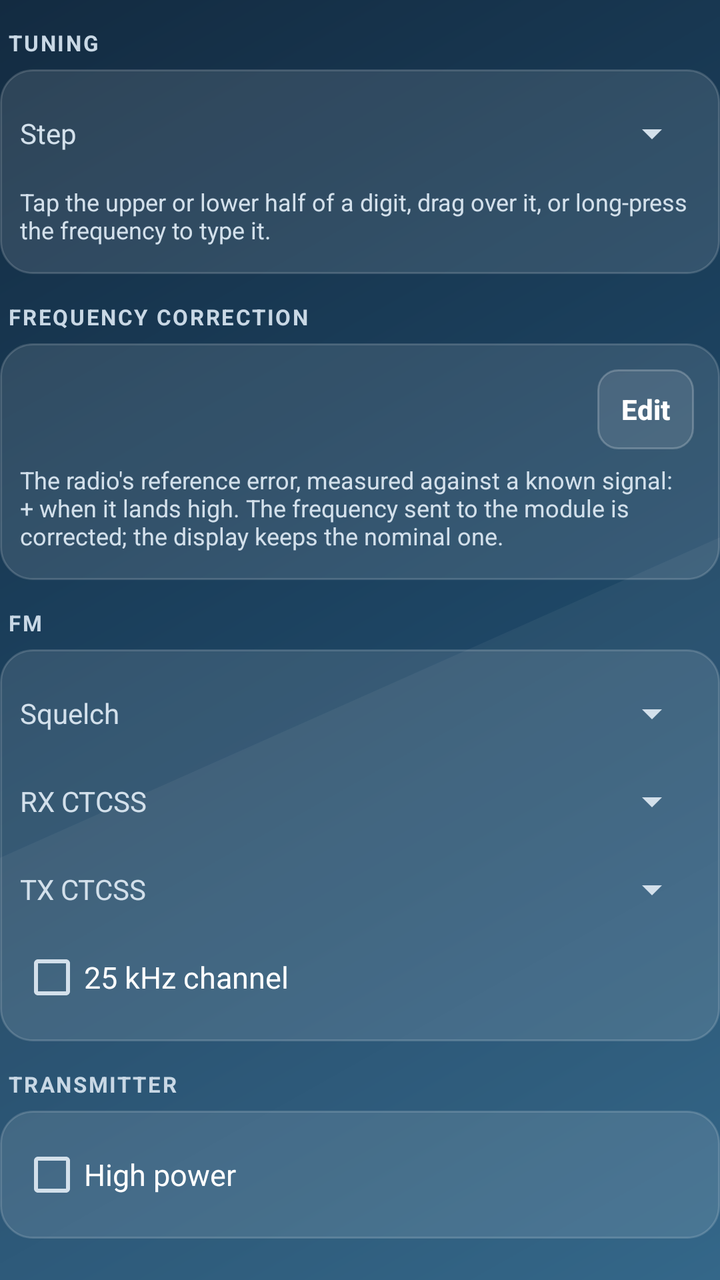
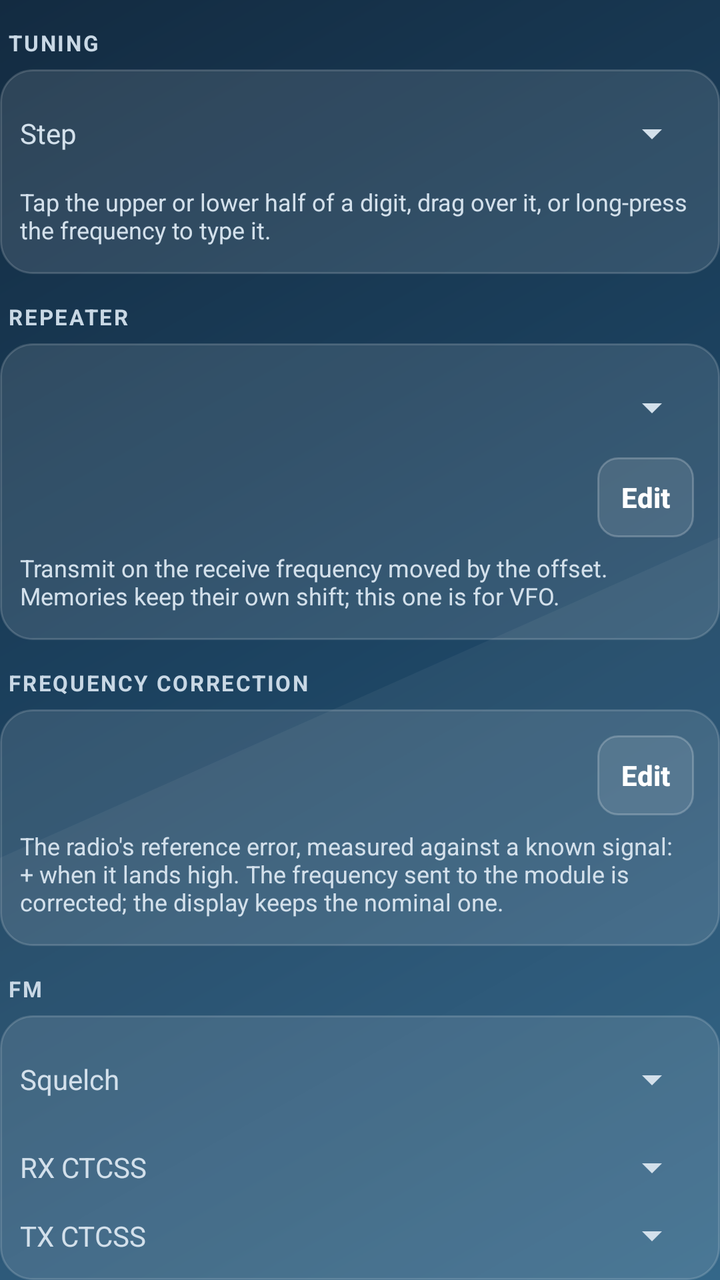

Two renders of the same Android screen: before a commit and after it. Below are the layout's source before the change and the commit's diff.
<!-- AndroidManifest.xml: application theme AppTheme -->
<!-- res/layout/tab_radio.xml -->
<?xml version="1.0" encoding="utf-8"?>
<LinearLayout xmlns:android="http://schemas.android.com/apk/res/android"
    android:layout_width="match_parent" android:layout_height="wrap_content" android:orientation="vertical">

    <TextView style="@style/Head" android:text="Tuning" />
    <LinearLayout style="@style/Group">
        <LinearLayout style="@style/Row">
            <TextView style="@style/Label" android:text="Step" />
            <Spinner android:id="@+id/step" style="@style/Spin" android:layout_width="0dp" android:layout_weight="1" />
        </LinearLayout>
        <TextView style="@style/Note" android:text="Tap the upper or lower half of a digit, drag over it, or long-press the frequency to type it." />
    </LinearLayout>

    <TextView style="@style/Head" android:text="Frequency correction" />
    <LinearLayout style="@style/Group">
        <LinearLayout style="@style/Row">
            <TextView android:id="@+id/ppmValue" style="@style/KeyText" android:textSize="16sp" android:textStyle="bold" />
            <Button android:id="@+id/ppmEdit" style="@style/Small" android:text="Edit" />
        </LinearLayout>
        <TextView style="@style/Note" android:text="The radio's reference error, measured against a known signal: + when it lands high. The frequency sent to the module is corrected; the display keeps the nominal one." />
    </LinearLayout>

    <TextView style="@style/Head" android:text="FM" />
    <LinearLayout style="@style/Group">
        <LinearLayout style="@style/Row">
            <TextView style="@style/Label" android:text="Squelch" />
            <Spinner android:id="@+id/sq" style="@style/Spin" android:layout_width="0dp" android:layout_weight="1" />
        </LinearLayout>
        <LinearLayout style="@style/Row">
            <TextView style="@style/Label" android:text="RX CTCSS" />
            <Spinner android:id="@+id/rxTone" style="@style/Spin" android:layout_width="0dp" android:layout_weight="1" />
        </LinearLayout>
        <LinearLayout style="@style/Row">
            <TextView style="@style/Label" android:text="TX CTCSS" />
            <Spinner android:id="@+id/txTone" style="@style/Spin" android:layout_width="0dp" android:layout_weight="1" />
        </LinearLayout>
        <CheckBox android:id="@+id/wide" style="@style/Check" android:text="25 kHz channel" />
    </LinearLayout>

    <TextView style="@style/Head" android:text="Transmitter" />
    <LinearLayout style="@style/Group">
        <CheckBox android:id="@+id/high" style="@style/Check" android:text="High power" />
    </LinearLayout>
</LinearLayout>
<!-- resources referenced by this layout -->
<resources>
  <style name="Check">
          <item name="android:layout_width">match_parent</item>
          <item name="android:layout_height">wrap_content</item>
          <item name="android:minHeight">44dp</item>
          <item name="android:textColor">#FFFFFF</item>
          <item name="android:textSize">15sp</item>
      </style>
  <style name="Group">
          <item name="android:layout_width">match_parent</item>
          <item name="android:layout_height">wrap_content</item>
          <item name="android:orientation">vertical</item>
          <item name="android:background">@drawable/card</item>
          <item name="android:padding">10dp</item>
      </style>
  <style name="Head">
          <item name="android:layout_width">match_parent</item>
          <item name="android:layout_height">wrap_content</item>
          <item name="android:textColor">#C9D8E5</item>
          <item name="android:textStyle">bold</item>
          <item name="android:textSize">11sp</item>
          <item name="android:textAllCaps">true</item>
          <item name="android:letterSpacing">0.08</item>
          <item name="android:paddingTop">14dp</item>
          <item name="android:paddingBottom">6dp</item>
          <item name="android:paddingLeft">4dp</item>
      </style>
  <style name="KeyText">
          <item name="android:layout_width">0dp</item>
          <item name="android:layout_weight">1</item>
          <item name="android:layout_height">wrap_content</item>
          <item name="android:textColor">#FFFFFF</item>
          <item name="android:fontFamily">monospace</item>
          <item name="android:textSize">13sp</item>
          <item name="android:paddingLeft">4dp</item>
      </style>
  <style name="Label">
          <item name="android:layout_width">96dp</item>
          <item name="android:layout_height">wrap_content</item>
          <item name="android:textColor">#D3E0EB</item>
      </style>
  <style name="Note">
          <item name="android:layout_width">match_parent</item>
          <item name="android:layout_height">wrap_content</item>
          <item name="android:textColor">#D3E0EB</item>
          <item name="android:textSize">12sp</item>
          <item name="android:paddingTop">4dp</item>
          <item name="android:paddingBottom">4dp</item>
      </style>
  <style name="Row">
          <item name="android:layout_width">match_parent</item>
          <item name="android:layout_height">wrap_content</item>
          <item name="android:orientation">horizontal</item>
          <item name="android:gravity">center_vertical</item>
      </style>
  <style name="Spin">
          <item name="android:layout_width">match_parent</item>
          <item name="android:layout_height">wrap_content</item>
          <item name="android:minHeight">44dp</item>
          <item name="android:spinnerMode">dialog</item>
      </style>
  <style name="AppTheme" parent="@android:style/Theme.DeviceDefault.NoActionBar">
          <item name="android:windowBackground">@drawable/bg_app</item>
          <item name="android:colorAccent">#F59A23</item>
          <item name="android:colorControlActivated">#F59A23</item>
          <item name="android:textColorPrimary">#FFFFFF</item>
          <item name="android:textColorSecondary">#D3E0EB</item>
          <item name="android:statusBarColor">#132B41</item>
          <item name="android:navigationBarColor">#24506F</item>
      </style>
  <!-- drawable card (drawable) -->
  <?xml version="1.0" encoding="utf-8"?>
  <shape xmlns:android="http://schemas.android.com/apk/res/android">
      <corners android:radius="16dp" /><solid android:color="#1CFFFFFF" /><stroke android:width="1dp" android:color="#29FFFFFF" />
  </shape>
  <!-- unchanged entries left out for length: 3 -->
</resources>

<!-- the commit's change to res/layout/tab_radio.xml (unified diff, before → after) -->
@@ -9,6 +9,16 @@
             <Spinner android:id="@+id/step" style="@style/Spin" android:layout_width="0dp" android:layout_weight="1" />
         </LinearLayout>
         <TextView style="@style/Note" android:text="Tap the upper or lower half of a digit, drag over it, or long-press the frequency to type it." />
+    </LinearLayout>
+
+    <TextView style="@style/Head" android:text="Repeater" />
+    <LinearLayout style="@style/Group">
+        <Spinner android:id="@+id/shift" style="@style/Spin" />
+        <LinearLayout style="@style/Row">
+            <TextView android:id="@+id/offsetValue" style="@style/KeyText" android:textSize="16sp" android:textStyle="bold" />
+            <Button android:id="@+id/offsetEdit" style="@style/Small" android:text="Edit" />
+        </LinearLayout>
+        <TextView style="@style/Note" android:text="Transmit on the receive frequency moved by the offset. Memories keep their own shift; this one is for VFO." />
     </LinearLayout>
 
     <TextView style="@style/Head" android:text="Frequency correction" />
